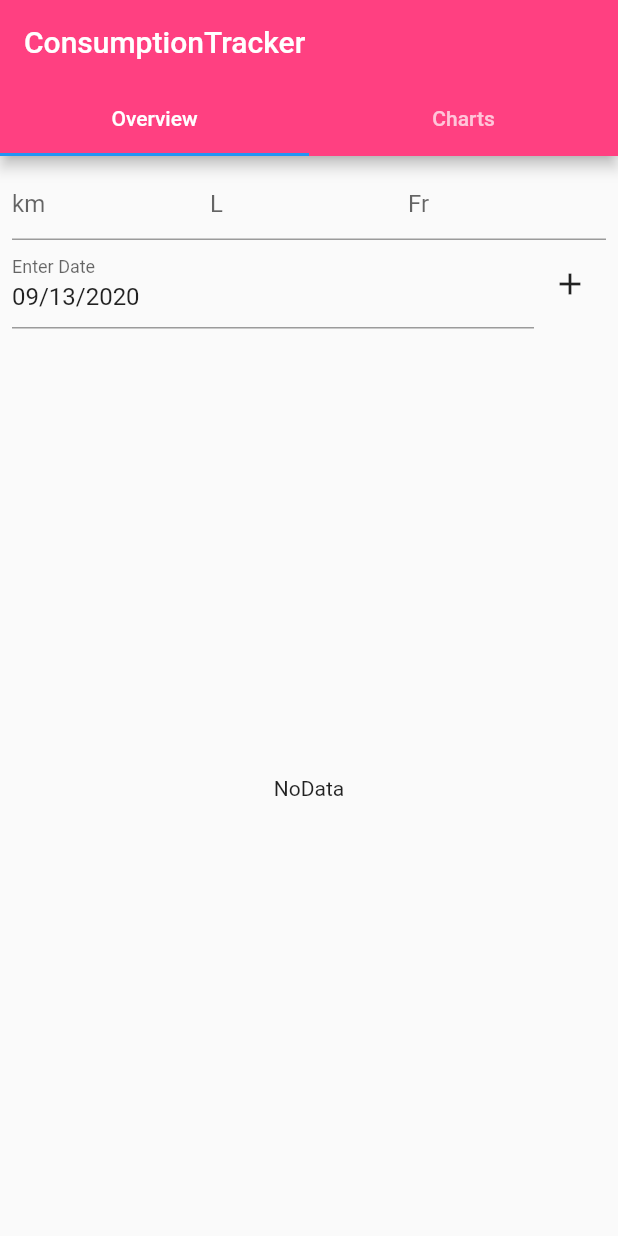
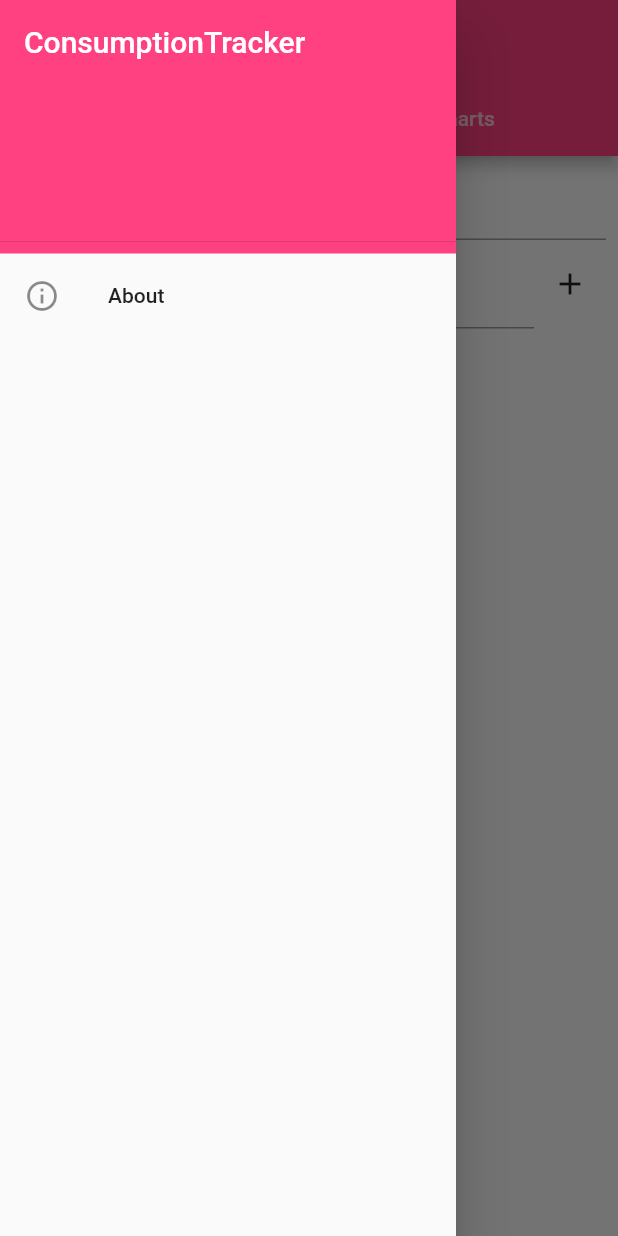
Before and after one commit to SebastianJL/consumption_tracker, a Flutter app: the screen it shows after launch, with the side drawer open (before the commit the screen has no drawer), on a phone screen of 412 x 824 dp. Run offline on Flutter 3.47's test engine with Material 2 defaults, Android fonts, the phone set to English and light mode, and no system bars; our stand-ins replace bloc, cloud_firestore, firebase_core, fl_chart, flutter_bloc; accounts and stored records are empty.

Commit message:
Add about dialog with reference to Icons8.

```diff
--- a/lib/main.dart
+++ b/lib/main.dart
@@ -4,6 +4,8 @@ import 'package:firebase_core/firebase_core.dart';
 import 'package:flutter/material.dart';
 import 'package:flutter_bloc/flutter_bloc.dart';
 import 'package:consumption_tracker/src/charts_tab.dart';
+
+const appName = 'ConsumptionTracker';
 
 void main() {
   WidgetsFlutterBinding.ensureInitialized();
@@ -18,7 +20,6 @@ class ConsumptionTracker extends StatelessWidget {
     return FutureBuilder(
         future: _firebaseInit,
         builder: (context, snapshot) {
-
           if (snapshot.connectionState == ConnectionState.done) {
             return MaterialApp(
               theme: ThemeData(primaryColor: Colors.pinkAccent),
@@ -30,7 +31,6 @@ class ConsumptionTracker extends StatelessWidget {
           }
 
           return MaterialApp(home: Center(child: Text('Loading')));
-
         });
   }
 }
@@ -41,8 +41,36 @@ class HomePage extends StatelessWidget {
     return DefaultTabController(
       length: 2,
       child: Scaffold(
+        drawer: Drawer(
+          child: ListView(
+            children: [
+              Container(
+                color: Theme.of(context).primaryColor,
+                child: DrawerHeader(
+                  child: Text(
+                    appName,
+                    style: TextStyle(
+                      fontSize: 20,
+                      color: Theme.of(context).colorScheme.onPrimary,
+                    ),
+                  ),
+                ),
+              ),
+              AboutListTile(
+                child: Text('About'),
+                icon: Icon(Icons.info_outline),
+                applicationName: appName,
+                dense: false,
+                applicationIcon: Image.asset("assets/icons8-odometer-50.png"),
+                aboutBoxChildren: [
+                  Text('App icon provided by Icons8, see https://icons8.com')
+                ],
+              )
+            ],
+          ),
+        ),
         appBar: AppBar(
-          title: Text('ConsumptionTracker'),
+          title: Text('BMW R1100R'),
           bottom: TabBar(tabs: [
             Tab(text: 'Overview'),
             Tab(text: 'Charts'),
--- a/pubspec.yaml
+++ b/pubspec.yaml
@@ -30,3 +30,6 @@ flutter_icons:
 
 flutter:
   uses-material-design: true
+
+  assets:
+    - assets/
```
Also changed, not shown: assets/icons8-odometer-50.png (added).
